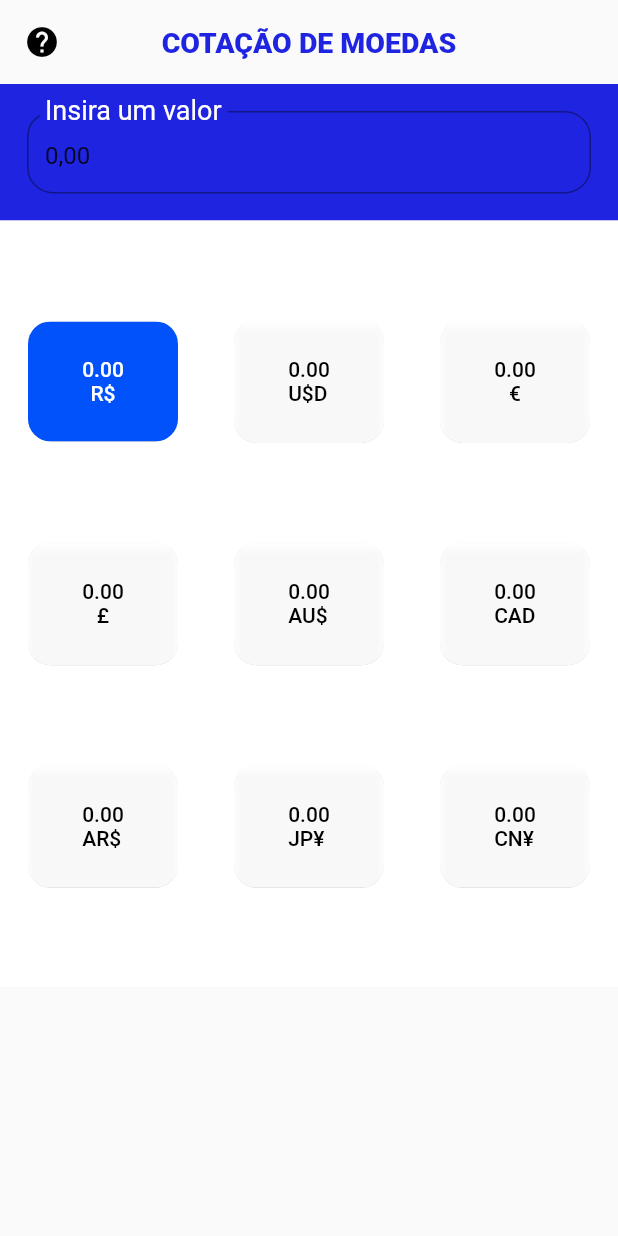
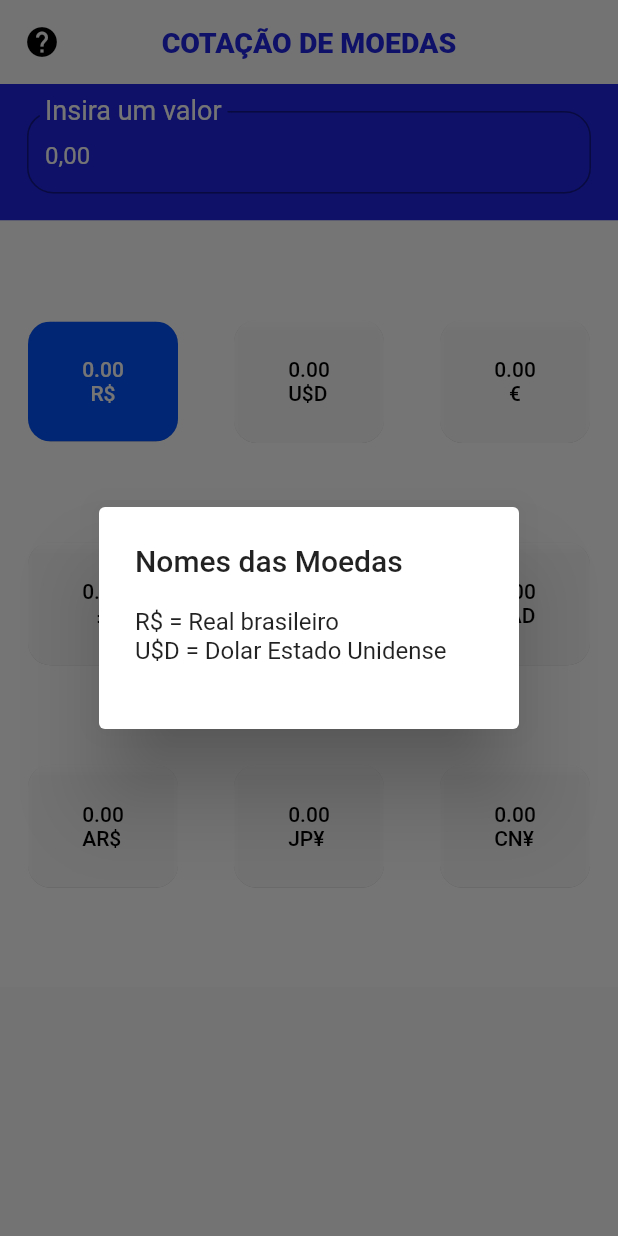
Before and after one commit to exdras777/new-bag-007, a Flutter app: the screen it shows after launch, after a tap on the "help" icon, on a phone screen of 412 x 824 dp. Run offline on Flutter 3.47's test engine with Material 2 defaults, Android fonts, the phone set to English and light mode, and no system bars; our stand-ins replace flutter_masked_text2; network calls fail.

Commit message:
teile e zaga

```diff
--- a/lib/main.dart
+++ b/lib/main.dart
@@ -327,18 +327,15 @@ class _PrincipalState extends State<Principal> {
         leading: IconButton(
           color: Colors.black,
             onPressed: (){
-            AlertDialog(
-              content: TextField(
-              controller: customController,
-            ),
-              title: Text("data"),
-              actions: [
-                MaterialButton(
-                  elevation: 5.0,
-                  child: Text('ok!'),
-                  onPressed: (){}
-                )
-              ],
+            showDialog(
+                context: context,
+                builder: (_) => AlertDialog(
+                  title: Text("Nomes das Moedas"),
+                  content: Text("R\$ = Real brasileiro \n"
+                      "U\$D = Dolar Estado Unidense \n"
+                  ""),
+                ),
+              barrierDismissible: true,
             );
           },
           icon: Icon(Icons.help),
@@ -365,6 +362,9 @@ class _PrincipalState extends State<Principal> {
               width: double.infinity,
               height: 91,
               child: TextField(
+                style: TextStyle(
+                  color: Colors.white
+                ),
                 decoration: InputDecoration(
                   labelText: "Insira um valor",
                   labelStyle: TextStyle(
@@ -372,7 +372,7 @@ class _PrincipalState extends State<Principal> {
                     fontSize: 24,
                   ),
                   border: OutlineInputBorder(
-                      borderRadius: BorderRadius.all(Radius.circular(17.4))
+                    borderRadius: BorderRadius.all(Radius.circular(17.4))
                   ),
                 ),
                 keyboardType: TextInputType.number,
```
